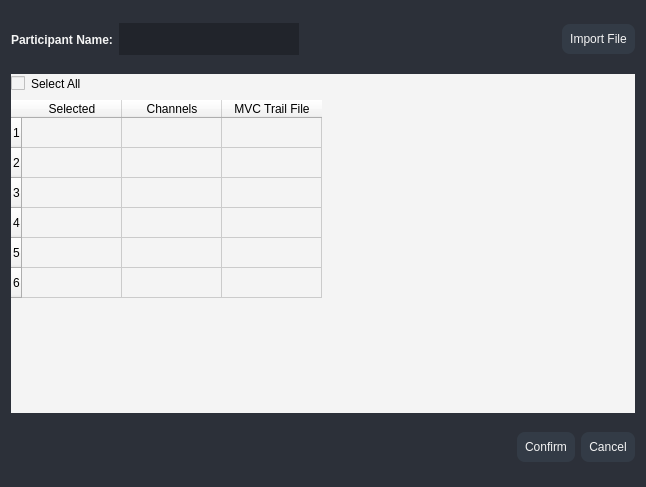
AccMov/Myotion, file emg_import.ui: the form before one commit.
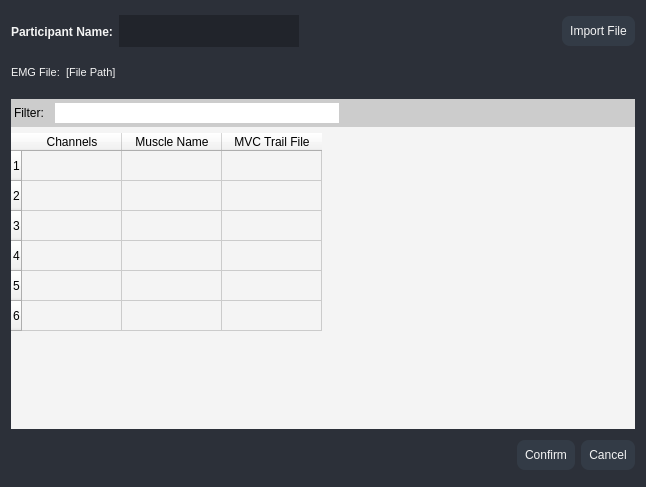
The form after the commit. Icons and pictures are not drawn.

Commit message: update emg import window

The edit to the form file:
```diff
--- a/emg_import.ui
+++ b/emg_import.ui
@@ -22,7 +22,7 @@
      <property name="sizePolicy">
       <sizepolicy hsizetype="Preferred" vsizetype="Expanding">
        <horstretch>0</horstretch>
-       <verstretch>1</verstretch>
+       <verstretch>2</verstretch>
       </sizepolicy>
      </property>
      <property name="styleSheet">
@@ -34,6 +34,30 @@
      <property name="frameShadow">
       <enum>QFrame::Raised</enum>
      </property>
+     <layout class="QVBoxLayout" name="verticalLayout_3">
+      <property name="spacing">
+       <number>0</number>
+      </property>
+      <property name="leftMargin">
+       <number>0</number>
+      </property>
+      <property name="topMargin">
+       <number>0</number>
+      </property>
+      <property name="rightMargin">
+       <number>0</number>
+      </property>
+      <property name="bottomMargin">
+       <number>0</number>
+      </property>
+      <item>
+       <widget class="QFrame" name="input">
+        <property name="frameShape">
+         <enum>QFrame::StyledPanel</enum>
+        </property>
+        <property name="frameShadow">
+         <enum>QFrame::Raised</enum>
+        </property>
      <layout class="QHBoxLayout" name="horizontalLayout_2">
       <property name="spacing">
        <number>0</number>
@@ -149,11 +173,75 @@
     </widget>
    </item>
    <item>
+       <widget class="QFrame" name="path">
+        <property name="frameShape">
+         <enum>QFrame::StyledPanel</enum>
+        </property>
+        <property name="frameShadow">
+         <enum>QFrame::Raised</enum>
+        </property>
+        <layout class="QHBoxLayout" name="horizontalLayout_6">
+         <property name="leftMargin">
+          <number>0</number>
+         </property>
+         <property name="topMargin">
+          <number>0</number>
+         </property>
+         <property name="rightMargin">
+          <number>0</number>
+         </property>
+         <property name="bottomMargin">
+          <number>0</number>
+         </property>
+         <item>
+          <widget class="QLabel" name="label_2">
+           <property name="styleSheet">
+            <string notr="true">font-weight: 1;
+font-size:11px;
+color:#f4f4f4;</string>
+           </property>
+           <property name="text">
+            <string>EMG File:</string>
+           </property>
+          </widget>
+         </item>
+         <item>
+          <widget class="QLabel" name="label_3">
+           <property name="styleSheet">
+            <string notr="true">font-weight: 1;
+font-size:11px;
+color:#f4f4f4;</string>
+           </property>
+           <property name="text">
+            <string>[File Path]</string>
+           </property>
+          </widget>
+         </item>
+         <item>
+          <spacer name="horizontalSpacer_4">
+           <property name="orientation">
+            <enum>Qt::Horizontal</enum>
+           </property>
+           <property name="sizeHint" stdset="0">
+            <size>
+             <width>499</width>
+             <height>20</height>
+            </size>
+           </property>
+          </spacer>
+         </item>
+        </layout>
+       </widget>
+      </item>
+     </layout>
+    </widget>
+   </item>
+   <item>
     <widget class="QFrame" name="body">
      <property name="sizePolicy">
       <sizepolicy hsizetype="Preferred" vsizetype="Expanding">
        <horstretch>0</horstretch>
-       <verstretch>6</verstretch>
+       <verstretch>8</verstretch>
       </sizepolicy>
      </property>
      <property name="styleSheet">
@@ -184,6 +272,10 @@
       </property>
       <item>
        <widget class="QFrame" name="frame_2">
+        <property name="styleSheet">
+         <string notr="true">background-color: #cccccc;
+padding:2px 0px;</string>
+        </property>
         <property name="frameShape">
          <enum>QFrame::StyledPanel</enum>
         </property>
@@ -191,9 +283,6 @@
          <enum>QFrame::Raised</enum>
         </property>
         <layout class="QHBoxLayout" name="horizontalLayout_5">
-         <property name="spacing">
-          <number>0</number>
-         </property>
          <property name="leftMargin">
           <number>0</number>
          </property>
@@ -207,9 +296,17 @@
           <number>0</number>
          </property>
          <item>
-          <widget class="QCheckBox" name="checkBox">
+          <widget class="QLabel" name="label_4">
            <property name="text">
-            <string>Select All</string>
+            <string>Filter:</string>
+           </property>
+          </widget>
+         </item>
+         <item>
+          <widget class="QLineEdit" name="lineEdit">
+           <property name="styleSheet">
+            <string notr="true">background-color: rgba(255,255,255,1);
+margin:2px 2px;</string>
            </property>
           </widget>
          </item>
@@ -220,7 +317,7 @@
            </property>
            <property name="sizeHint" stdset="0">
             <size>
-             <width>531</width>
+             <width>268</width>
              <height>20</height>
             </size>
            </property>
@@ -277,16 +374,16 @@
           <string>6</string>
          </property>
         </row>
-        <column>
-         <property name="text">
-          <string>Selected</string>
-         </property>
-        </column>
         <column>
          <property name="text">
           <string>Channels</string>
          </property>
         </column>
+        <column>
+         <property name="text">
+          <string>Muscle Name</string>
+         </property>
+        </column>
         <column>
          <property name="text">
           <string>MVC Trail File</string>
```
Lines whose indentation alone changed are shown as unchanged.
